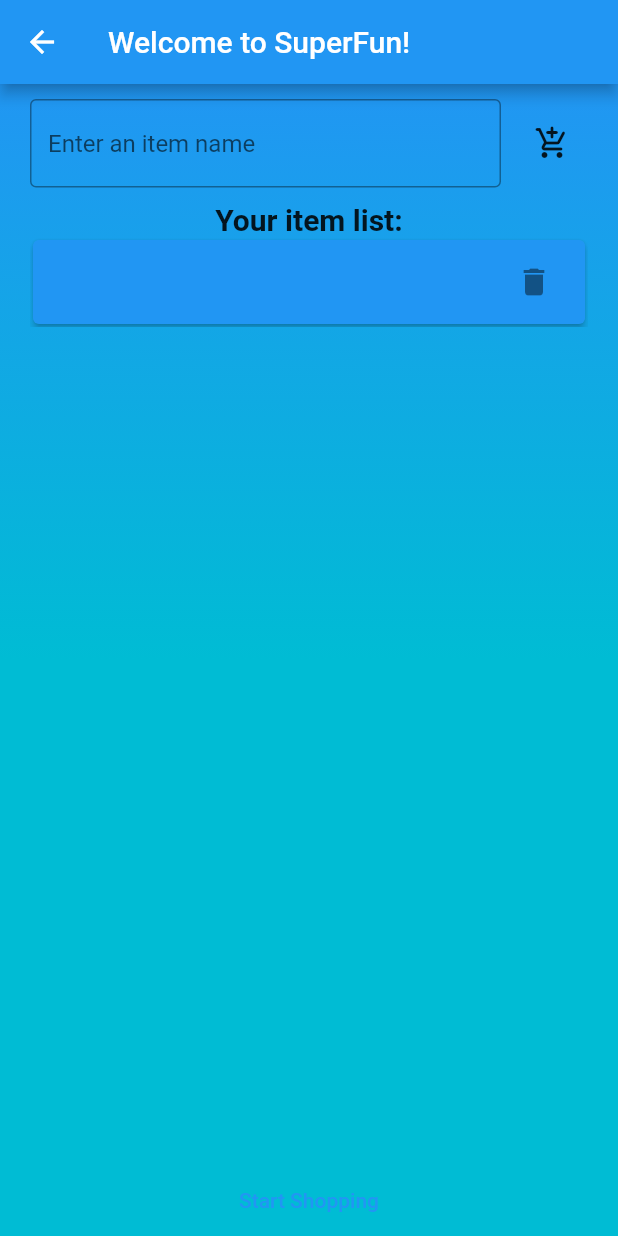
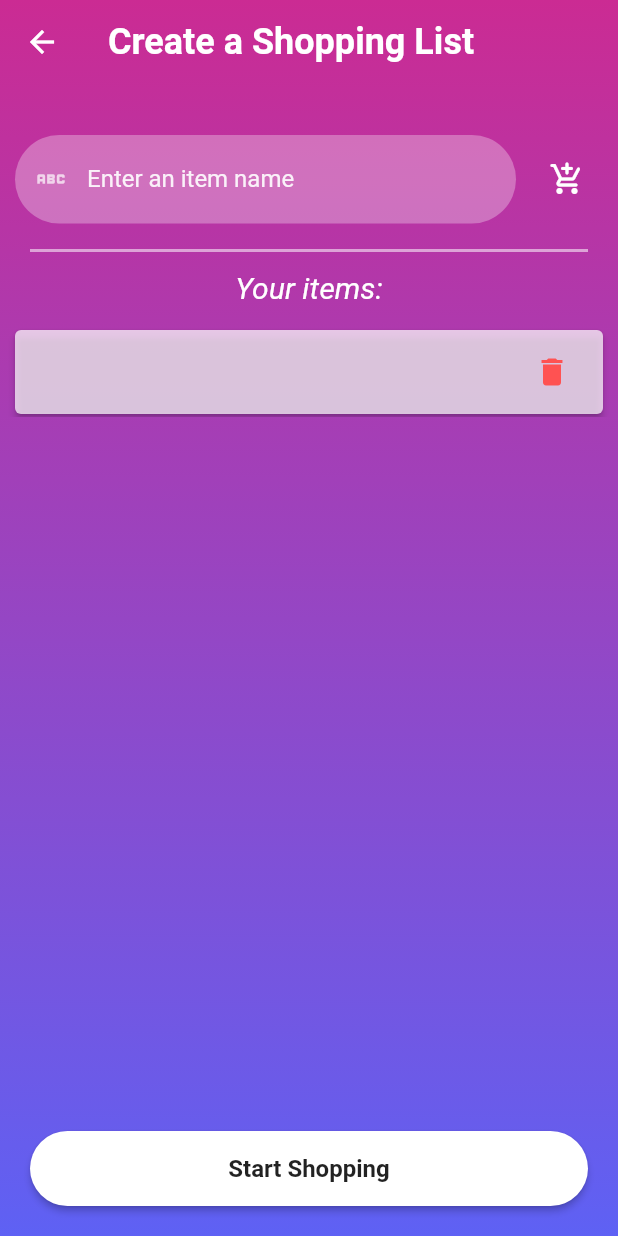
Before and after one commit to dorl12/Super_fun-Flutter-app, a Flutter app: the HomeScreen screen opened directly, after a tap on the "add shopping cart" icon, on a phone screen of 412 x 824 dp. Run offline on Flutter 3.47's test engine with Material 2 defaults, Android fonts, the phone set to English and light mode, and no system bars; our stand-ins replace cloud_functions, firebase_auth, firebase_core, firebase_database; accounts and stored records are empty.

Commit message:
all sign in features completed, new design applied

```diff
--- a/lib/reusable_widgets/reusable_widget.dart
+++ b/lib/reusable_widgets/reusable_widget.dart
@@ -1,15 +1,25 @@
 import 'package:flutter/material.dart';
-import 'package:super_fun/utils/colors.dart';
 
 class reusable_widget{
   //the bckg of the app
   BoxDecoration myBoxDecoration() {
-    return const BoxDecoration(gradient: LinearGradient(colors: [
-      MyColors.primaryBckgColor, MyColors.secondaryBckgColor
-    ],
-        begin: Alignment.topCenter, end: Alignment.center));
+    return BoxDecoration(
+        gradient: LinearGradient(colors: [
+          hexStringToColor("CB2B93"),
+          hexStringToColor("9546C4"),
+          hexStringToColor("5E61F4")
+        ], begin: Alignment.topCenter, end: Alignment.bottomCenter));
   }
 
+}
+
+Divider myDivider({indent=20, thickness =2}){
+  return Divider(
+    color: Colors.white54,
+    indent: indent.toDouble(),
+    endIndent: indent.toDouble(),
+    thickness: thickness.toDouble(),
+  );
 }
 
 Image logoWidget(String imageName) {
@@ -78,3 +88,10 @@ Container firebaseUIButton(BuildContext context, String title, Function onTap) {
     ),
   );
 }
+hexStringToColor(String hexColor) {
+  hexColor = hexColor.toUpperCase().replaceAll("#", "");
+  if (hexColor.length == 6) {
+    hexColor = "FF" + hexColor;
+  }
+  return Color(int.parse(hexColor, radix: 16));
+}
--- a/lib/screens/home_screen.dart
+++ b/lib/screens/home_screen.dart
@@ -23,8 +23,14 @@ class _HomeScreenState extends State<HomeScreen> {
   Widget build(BuildContext context) {
 
     return Scaffold(
+      extendBodyBehindAppBar: true,
       appBar: AppBar(
-        title: const Text(MyStrings.welcomeMessage),
+        backgroundColor: Colors.transparent,
+        elevation: 0,
+        title: const Text(
+          MyStrings.homeScreenTitle,
+          style: TextStyle(fontSize: 24, fontWeight: FontWeight.bold),
+        ),
       ),
       body: Container(decoration: reusable_widget().myBoxDecoration(), child: const MyCustomForm()),
     );
@@ -39,13 +45,9 @@ class MyCustomForm extends StatefulWidget {
 }
 
 class _MyCustomFormState extends State<MyCustomForm> {
-  final userId = 'Eli'; //todo - change to login id
-  DatabaseReference clients_ref = FirebaseDatabase.instance.ref("data/Clients/Eli"); //todo - make use of userid
   String _inputValue = '';
   List<String> _items = [];
   GlobalKey<AnimatedListState> _listKey = GlobalKey<AnimatedListState>();
-
-  final TextEditingController _textFieldController = TextEditingController();
 
   void _addItem(input) {
     final newIndex = _items.length;
@@ -65,18 +67,32 @@ class _MyCustomFormState extends State<MyCustomForm> {
 
   @override
   Widget build(BuildContext context) {
+    String userId = "none";
+    User? user = FirebaseAuth.instance.currentUser;
+    if (user!=null){
+      userId = user.uid;
+    } else {print("error singing userid:"+ userId);}
+    DatabaseReference clients_ref = FirebaseDatabase.instance.ref("data/Clients/${userId}"); //todo - make use of userid
 
-    //userNotSignedIn(context); //todo - put in better place
+    //userNotSignedIn(context); //todo - replace with a check in signin
 
     return Padding(
-    padding: const EdgeInsets.fromLTRB(20.0, 10.0, 20.0, 0.0),
-    child: Column(
+    padding: const EdgeInsets.fromLTRB(0.0, 90.0, 0.0, 0.0),
+    child:
+    Column(
     children: [
     _buildInputRow(),
     const SizedBox(height: 10),
-    Text(MyStrings.itemsListHeader, style: TextStyle(fontSize: 20,  fontWeight: FontWeight.bold,)),
+     myDivider(),
+      Padding(
+        padding: const EdgeInsets.all(5.0),
+        child: Text(MyStrings.itemsListHeader, style: TextStyle(fontSize: 20, fontStyle: FontStyle.italic, color: Colors.white)),
+      ),
       _buildAnimatedList(),
-    _buildNavigationButton()
+      Padding(
+        padding: const EdgeInsets.symmetric(horizontal: 20),
+        child: firebaseUIButton(context, "Start Shopping", () {_buildNavigationButton(userId, clients_ref);}),
+      ),
     ],
     ),
     );
@@ -98,34 +114,27 @@ class _MyCustomFormState extends State<MyCustomForm> {
   }
 
   Widget _buildInputRow(){
-    return Row(
+    TextEditingController _itemController = TextEditingController();
+    return Padding(
+      padding: const EdgeInsets.symmetric(horizontal: 10),
+      child: Row(
           children: <Widget>[
             Expanded(
-            child: TextField(
-              controller: _textFieldController,
-              onChanged: (value) {
-                setState(() {
-                  _inputValue = value;
-                });
-              },
-              decoration: const InputDecoration(
-                border: OutlineInputBorder(),
-                hintText: 'Enter an item name',
-              ),
-            ),
+      child: reusableTextField("Enter an item name", Icons.abc, false,_itemController),
             ),
             SizedBox(width: 10),
             IconButton(onPressed: (){
-            //_items.add(_inputValue); //todo delete
-            _addItem(_inputValue);
-          }, icon: Icon(Icons.add_shopping_cart_rounded)),
+              _addItem(_itemController.text);
+            }, icon: Icon(Icons.add_shopping_cart_rounded, color: Colors.white,)),
           ]
+      ),
     );
   }
 
   Widget _buildAnimatedList(){
     return Expanded(
         child: AnimatedList(
+          padding: const EdgeInsets.fromLTRB(0,10,0,10),
           key: _listKey,
           initialItemCount: 0,
           itemBuilder: (_, index, animation) {
@@ -133,15 +142,15 @@ class _MyCustomFormState extends State<MyCustomForm> {
               key: UniqueKey(),
               sizeFactor: animation,
               child: Card(
-              margin: const EdgeInsets.all(2),
+                margin: const EdgeInsets.symmetric(vertical: 2, horizontal: 10),
                 elevation: 2,
-              color: Colors.blue,
+                color: Color(0xB7FFFFFF),
                 child: ListTile(
-                contentPadding: const EdgeInsets.fromLTRB(10,0,10,0),
+                  contentPadding: const EdgeInsets.fromLTRB(20,0,10,0),
                   title:
-                Text(_items[index], style: const TextStyle(fontSize: 16)),
+                  Text(_items[index], style: const TextStyle(fontSize: 20)),
                   trailing: IconButton(
-                  icon: const Icon(Icons.delete),
+                    icon: const Icon(Icons.delete, color: Colors.redAccent,),
                     onPressed: () => _removeItem(index),
                   ),
                 ),
@@ -151,8 +160,7 @@ class _MyCustomFormState extends State<MyCustomForm> {
         ),
     );
   }
-  Widget _buildNavigationButton(){
-    return TextButton(onPressed: () {
+  void _buildNavigationButton(userId, clients_ref){
       //save list
       List<String> res = [];
       callGetGroceryKeys(_items, userId, res);
@@ -164,10 +172,8 @@ class _MyCustomFormState extends State<MyCustomForm> {
       //move to nav page
       Navigator.push(
         context,
-        MaterialPageRoute(builder: (context) => SignInScreen()), //todo - change back to navigation
+        MaterialPageRoute(builder: (context) => navigation()),
       );
-    },
-      child: Text('Start Shopping'),);
     }
 }
 
--- a/lib/utils/strings.dart
+++ b/lib/utils/strings.dart
@@ -3,5 +3,7 @@ import 'package:super_fun/utils/colors.dart';
 
 class MyStrings {
   static const String welcomeMessage = 'Welcome to SuperFun!';
-  static const String itemsListHeader = 'Your item list:';
+  static const String itemsListHeader = 'Your items:';
+  static const String homeScreenTitle = 'Create a Shopping List';
+
 }
--- a/pubspec.yaml
+++ b/pubspec.yaml
@@ -67,9 +67,8 @@ flutter:
   uses-material-design: true
 
   # To add assets to your application, add an assets section, like this:
-  # assets:
-  #   - images/a_dot_burr.jpeg
-  #   - images/a_dot_ham.jpeg
+  assets:
+    - assets/images/
 
   # An image asset can refer to one or more resolution-specific "variants", see
   # https://flutter.dev/assets-and-images/#resolution-aware
```
Also changed, not shown: lib/screens/navigation.dart (+24 -9 lines), lib/screens/reset_password.dart (+1 -7 lines), lib/screens/signin_screen.dart (+7 -8 lines), lib/screens/signup_screen.dart (+1 -7 lines), lib/utils/color_utils.dart (deleted, +0 -9 lines). Lines whose indentation alone changed are shown as unchanged.
